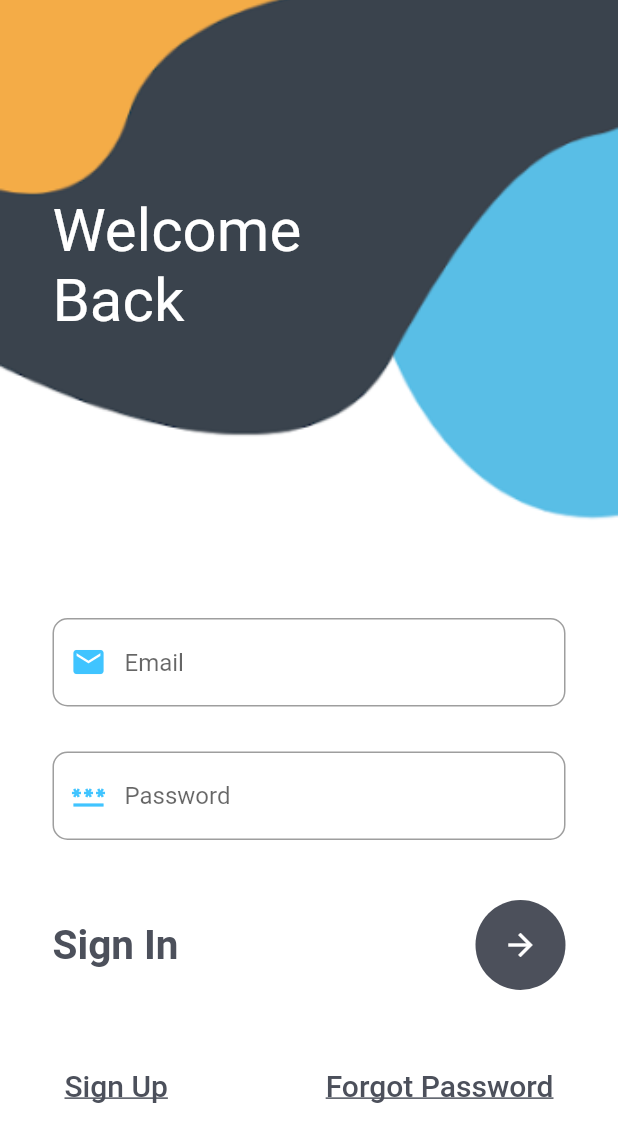
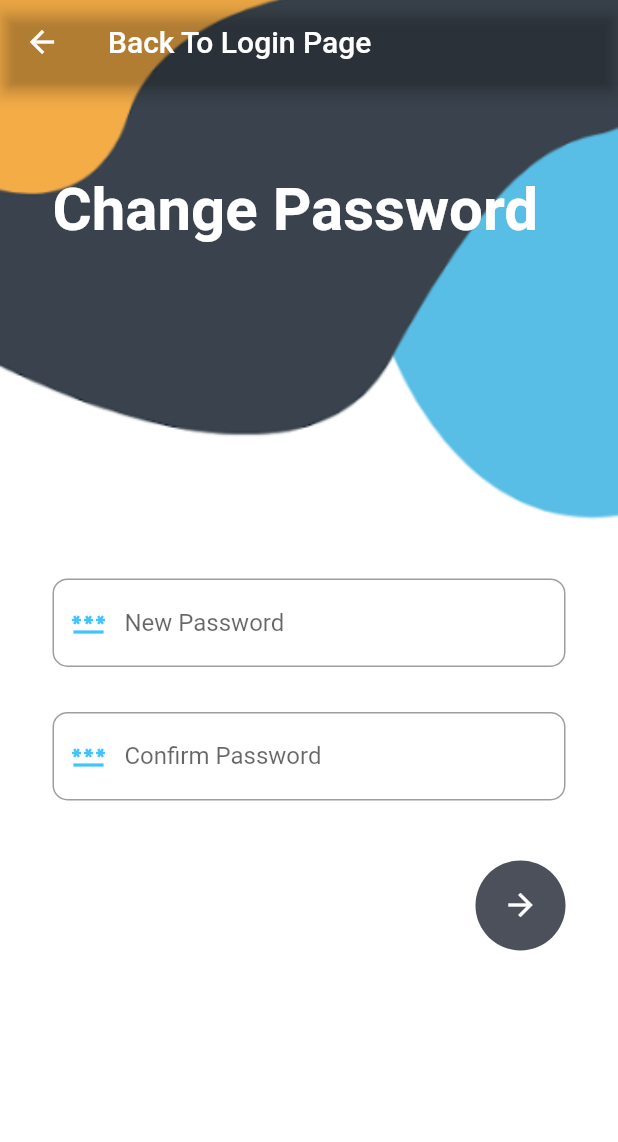
Before and after one commit to JayeshParab970/Login_Register-flutter, a Flutter app: the screen it shows after launch, after a tap on "Forgot Password", on a phone screen of 412 x 824 dp. Shown: the top 1142 px of the screen. Run offline on Flutter 3.47's test engine with Material 2 defaults, Android fonts, the phone set to English and light mode, and no system bars.

Commit message:
This is my Flutter Project

```diff
--- a/lib/login.dart
+++ b/lib/login.dart
@@ -93,7 +93,7 @@ class _MyLoginState extends State<MyLogin> {
                         SizedBox(
                           height: 40,
                         ),
-                        TextButton(onPressed: (){}, child: Text('Forgot Password',
+                        TextButton(onPressed: (){Navigator.pushNamed(context, 'password');}, child: Text('Forgot Password',
                             style:TextStyle(
                               decoration: TextDecoration.underline,
                               fontSize: 20,
--- a/lib/main.dart
+++ b/lib/main.dart
@@ -1,3 +1,4 @@
+import 'package:first_project/Password.dart';
 import 'package:first_project/login.dart';
 import 'package:first_project/register.dart';
 import 'package:first_project/welcome.dart';
@@ -10,7 +11,8 @@ void main() {
     routes: {
       'login': (context)=> MyLogin(),
       'register':(context)=>MyRegister(),
-      'welcome':(context)=> WelcomePage()
+      'welcome':(context)=> WelcomePage(),
+      'password':(context)=> Password()
     },
   ));
 }
--- /dev/null
+++ b/lib/password.dart
@@ -0,0 +1,91 @@
+import 'package:flutter/material.dart';
+
+class Password extends StatefulWidget {
+  const Password({Key? key}) : super(key: key);
+
+  @override
+  State<Password> createState() => _PasswordState();
+}
+
+class _PasswordState extends State<Password> {
+  @override
+  Widget build(BuildContext context) {
+    return Container(
+        decoration: BoxDecoration(
+            image: DecorationImage(
+                image: AssetImage('assets/login.png'), fit: BoxFit.cover)),
+        child: Scaffold(
+            appBar: AppBar(
+              title: Text('Back To Login Page'),
+              backgroundColor: Colors.transparent,
+            ),
+            backgroundColor: Colors.transparent,
+            body: Stack(
+                children: [
+                  Container(
+                    padding: EdgeInsets.only(left: 35, top: 60),
+                    child: Text('Change Password',
+                      style: TextStyle(color: Colors.white, fontSize: 40,fontWeight: FontWeight.bold),
+                    ),
+                  ),
+                  SingleChildScrollView(
+                      child: Container(
+                          padding: EdgeInsets.only(top: MediaQuery.of(context).size.height * 0.40,
+                              right: 35,
+                              left: 35),
+                          child: Column(
+                              children: [
+                                TextField(
+                                  decoration: InputDecoration(
+                                      fillColor: Colors.grey.shade100,
+                                      hintText: 'New Password',
+                                      prefixIcon: Icon(Icons.password, color: Colors.lightBlueAccent),
+                                      border: OutlineInputBorder(
+                                          borderRadius: BorderRadius.circular(
+                                              10))),
+                                ),
+                                SizedBox(
+                                  height: 30,
+                                ),
+                                TextField(
+                                    decoration: InputDecoration(
+                                        fillColor: Colors.grey.shade100,
+                                        hintText: 'Confirm Password',
+                                        prefixIcon: Icon(Icons.password, color: Colors.lightBlueAccent),
+                                        border: OutlineInputBorder(
+                                            borderRadius: BorderRadius.circular(
+                                                10)))
+                                ),
+                                SizedBox(
+                                  height: 40,
+                                ),
+                                Row(
+                                  mainAxisAlignment: MainAxisAlignment.spaceBetween,
+                                  children:[
+                                    Text('',
+                                        style: TextStyle(
+                                            color: Color(0xff4c505b),
+                                            fontSize: 27,fontWeight: FontWeight.w700)
+                                    ),
+
+                                    CircleAvatar(
+                                        radius: 30,
+                                        backgroundColor: Color(0xff4c505b),
+                                        child: IconButton(
+                                          color:Colors.white,
+                                          onPressed: () {Navigator.pushNamed(context, 'login');},
+                                          icon: Icon(Icons.arrow_forward),
+                                        )
+                                    )
+                                  ],
+                                ),
+                              ]
+                          )
+                      )
+                  )
+                ]
+            )
+        )
+    );
+  }
+}
--- a/lib/register.dart
+++ b/lib/register.dart
@@ -90,7 +90,7 @@ class _MyRegisterState extends State<MyRegister> {
                       Row(
                           mainAxisAlignment: MainAxisAlignment.spaceBetween,
                           children:[
-                            Text('Sign In',
+                            Text('Sign Up',
                               style: TextStyle(
                                   color: Colors.white,
                                   fontSize: 27,fontWeight: FontWeight.w700),
@@ -100,7 +100,7 @@ class _MyRegisterState extends State<MyRegister> {
                               backgroundColor: Colors.black,
                               child: IconButton(
                                 color: Colors.white,
-                                onPressed: (){},
+                                onPressed: (){Navigator.pushNamed(context, 'welcome');},
                                 icon: Icon(Icons.arrow_forward),
                               ),
                             )
@@ -109,27 +109,12 @@ class _MyRegisterState extends State<MyRegister> {
                       SizedBox(
                         height: 40,
                       ),
-                      Row(
-                        mainAxisAlignment: MainAxisAlignment.spaceBetween,
-                        children: [
-                          TextButton(onPressed: (){
-                            Navigator.pushNamed(context, 'login');
-                          }, child: Text('Sign Up',
-                              style:TextStyle(
-                                decoration: TextDecoration.underline,
-                                fontSize: 20,
-                                color: Colors.white,
-                              ))
-                          ),
 
-
-                        ],
+                    ],
 
                       )
-                    ],
                   )
               ),
-            )
           ],
         ),
       ),
--- a/lib/welcome.dart
+++ b/lib/welcome.dart
@@ -15,18 +15,23 @@ class _WelcomePageState extends State<WelcomePage> {
             image: DecorationImage(
                 image: AssetImage('assets/login.png'), fit: BoxFit.cover)),
         child: Scaffold(
+            appBar: AppBar(
+              title: Text('Back To Login Page'),
+              backgroundColor: Colors.transparent,
+            ),
             backgroundColor: Colors.transparent,
-            body: Stack(
+            body: Center(
+              child: Column(
+                mainAxisSize:MainAxisSize.min ,
                 children: [
                   Container(
-                    padding: EdgeInsets.only(left: 35, top: 130),
-                    child: Text('Welcome\nBack',
-                      style: TextStyle(color: Colors.white, fontSize: 40),
+                    child: Text('Home Page',
+                      style: TextStyle(color: Colors.black, fontSize: 40,fontWeight: FontWeight.w700),
                     ),
                   )
                 ]
             )
         )
-    );
+    ));
   }
 }
```
